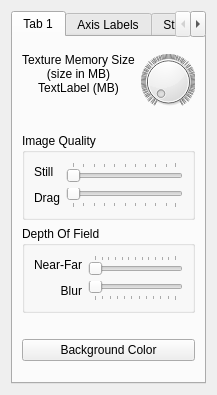
The window that drishti/preferenceswidget.ui (nci/drishti) describes before a commit, drawn with Qt 5.
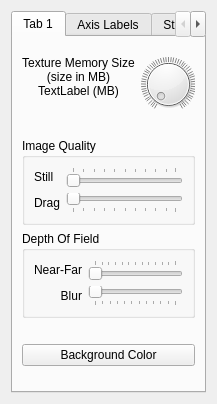
The same window after the commit.

What changed in the file:
```diff
--- a/drishti/preferenceswidget.ui
+++ b/drishti/preferenceswidget.ui
@@ -6,8 +6,8 @@
    <rect>
     <x>0</x>
     <y>0</y>
-    <width>211</width>
-    <height>395</height>
+    <width>215</width>
+    <height>404</height>
    </rect>
   </property>
   <property name="sizePolicy">
@@ -126,7 +126,7 @@
             <bool>false</bool>
            </property>
            <property name="notchTarget">
-            <double>0.785000000000000</double>
+            <double>2.000000000000000</double>
            </property>
            <property name="notchesVisible">
             <bool>true</bool>
```
